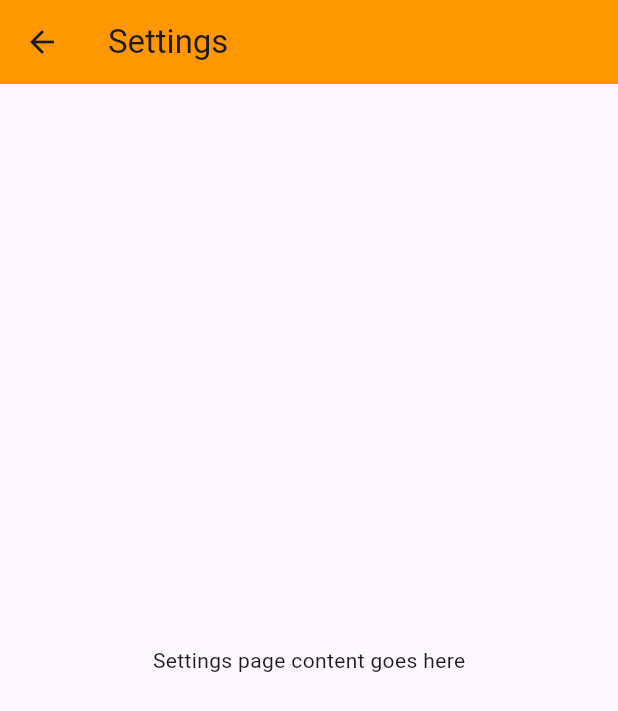
After one commit to ioannisam/ball_dont_lie, a Flutter app: the Settings screen opened by its route, on a phone screen of 412 x 824 dp. The commit adds this screen. Shown: the top 711 px of the screen. Run offline on Flutter 3.47's test engine with Material 3 defaults, Android fonts, the phone set to English and light mode, and no system bars.

Commit message:
Added Edit Team functionality and app drawer with a settings tab in the Home page.

```diff
--- /dev/null
+++ b/lib/settings.dart
@@ -0,0 +1,29 @@
+import 'package:flutter/material.dart';
+
+class Settings extends StatefulWidget {
+  const Settings({super.key});
+
+  @override
+  State<Settings> createState() => _SettingsState();
+}
+
+class _SettingsState extends State<Settings> {
+  @override
+  Widget build(BuildContext context) {
+    return Scaffold(
+      appBar: AppBar(
+        title: const Text('Settings'),
+        backgroundColor: Colors.orange,
+        leading: IconButton(
+          icon: const Icon(Icons.arrow_back),
+          onPressed: () {
+            Navigator.pop(context);
+          },
+        ),
+      ),
+      body: const Center(
+        child: Text('Settings page content goes here'),
+      ),
+    );
+  }
+}
```
Also changed, not shown: lib/classes/team.dart (+38 -0 lines), lib/home.dart (+53 -1 lines), lib/loading.dart (+5 -6 lines), lib/main.dart (+6 -4 lines).
